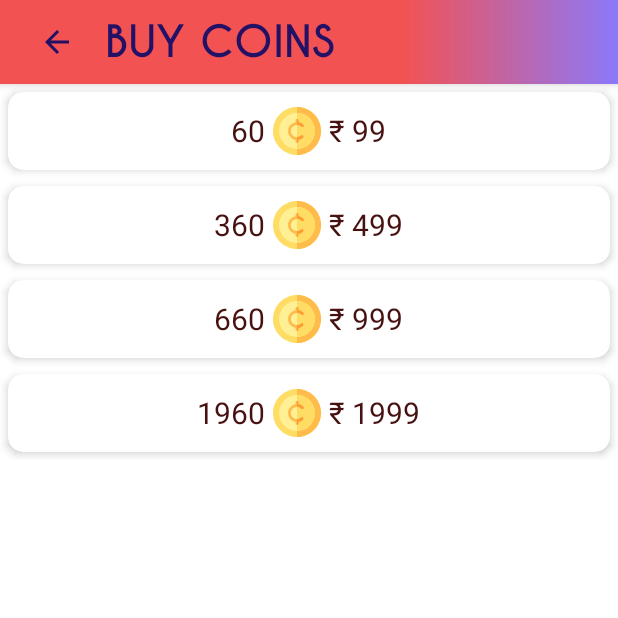
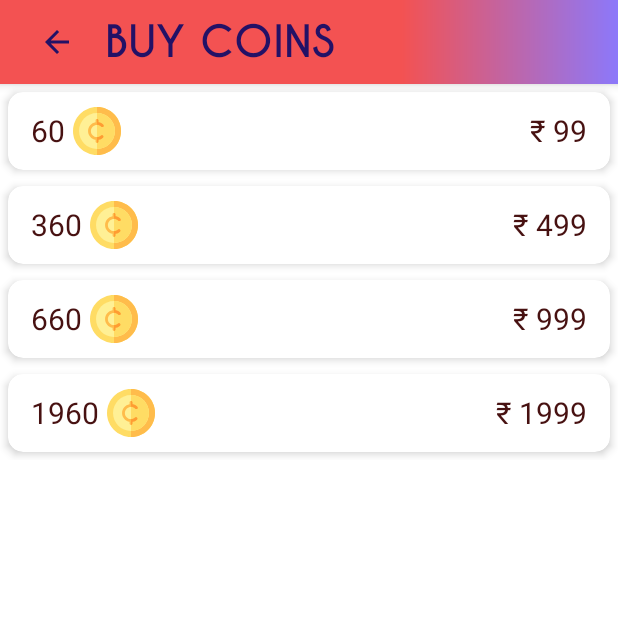
Before and after one commit to Aryabodhi/Seeker_UI, an Android app: the BuyCoins screen opened directly, with no data from a screen before it, on a phone screen of 412 x 824 dp, the top half of it. Run offline under Robolectric (Android 15) with nearby library versions, the phone set to English and light mode, and no system bars.

Commit message:
updated coins functionality

```diff
--- a/app/src/main/res/layout/activity_buy_coins.xml
+++ b/app/src/main/res/layout/activity_buy_coins.xml
@@ -57,11 +57,12 @@
                         android:src="@drawable/cent" />
 
                     <TextView
-                        android:layout_width="wrap_content"
+                        android:layout_width="match_parent"
                         android:layout_height="wrap_content"
                         android:layout_marginLeft="5dp"
                         android:layout_marginRight="5dp"
                         android:text="₹ 99"
+                        android:gravity="right"
                         android:textColor="@color/TextColor"
                         android:textSize="20sp" />
 
@@ -105,10 +106,11 @@
                         android:src="@drawable/cent" />
 
                     <TextView
-                        android:layout_width="wrap_content"
+                        android:layout_width="match_parent"
                         android:layout_height="wrap_content"
                         android:layout_marginLeft="5dp"
                         android:layout_marginRight="5dp"
+                        android:gravity="right"
                         android:text="₹ 499"
                         android:textColor="@color/TextColor"
                         android:textSize="20sp" />
@@ -154,8 +156,9 @@
                         android:src="@drawable/cent" />
 
                     <TextView
-                        android:layout_width="wrap_content"
+                        android:layout_width="match_parent"
                         android:layout_height="wrap_content"
+                        android:gravity="right"
                         android:layout_marginLeft="5dp"
                         android:layout_marginRight="5dp"
                         android:text="₹ 999"
@@ -203,11 +206,12 @@
                         android:src="@drawable/cent" />
 
                     <TextView
-                        android:layout_width="wrap_content"
+                        android:layout_width="match_parent"
                         android:layout_height="wrap_content"
                         android:layout_marginLeft="5dp"
                         android:layout_marginRight="5dp"
                         android:text="₹ 1999"
+                        android:gravity="right"
                         android:textColor="@color/TextColor"
                         android:textSize="20sp" />
 
--- a/app/src/main/res/layout/activity_use_coins.xml
+++ b/app/src/main/res/layout/activity_use_coins.xml
@@ -104,7 +104,7 @@
             <TextView
                 android:layout_width="wrap_content"
                 android:layout_height="wrap_content"
-                android:text="Get Superliker"
+                android:text="Get Superlikes"
                 android:textColor="@color/TextColor"
                 android:textSize="20sp" />
 
```
